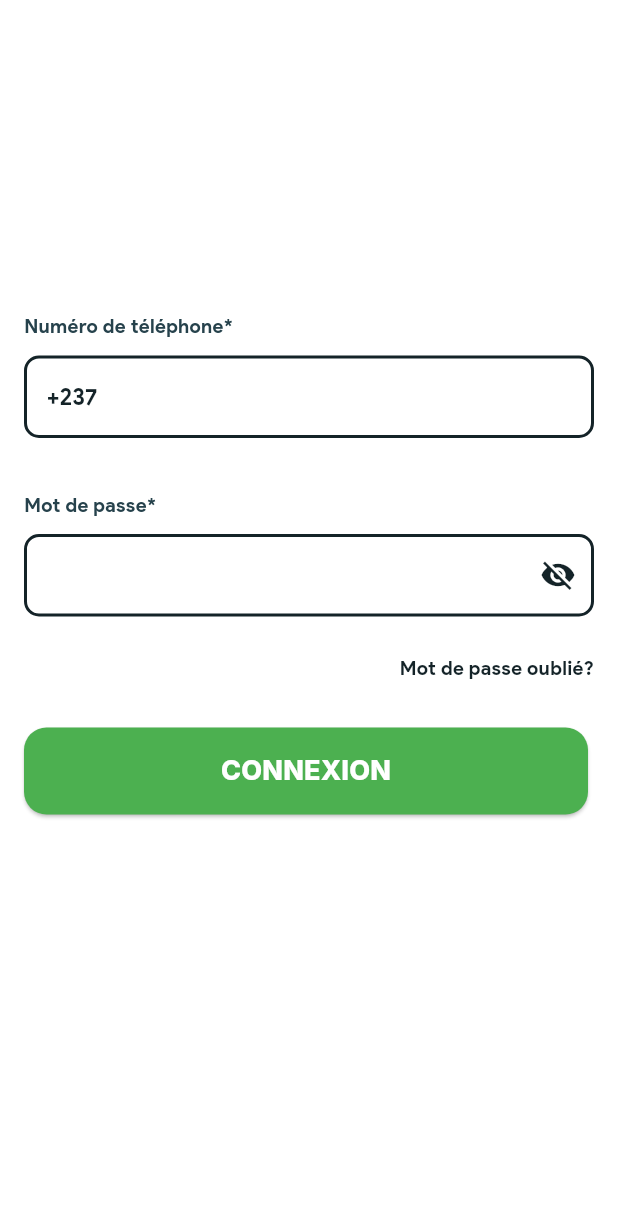
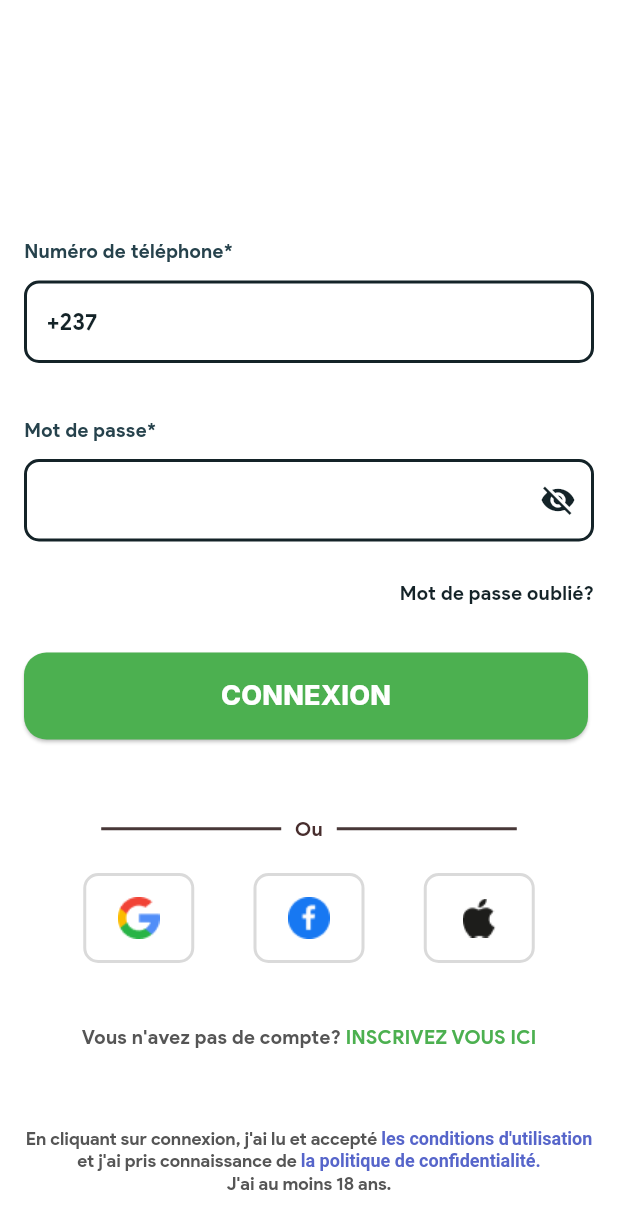
Before and after one commit to fantome1/legrandweb_test_ui, a Flutter app: the screen it shows after launch, after a tap on the "arrow forward" icon, on a phone screen of 412 x 824 dp. Shown: the top 1229 px of the screen. Run offline on Flutter 3.47's test engine with Material 3 defaults, Android fonts, the phone set to English and light mode, and no system bars; our stand-ins replace country_picker, font_awesome_flutter, google_fonts, intl_phone_field.

Commit message:
complete login items

```diff
--- a/lib/components/buttons.dart
+++ b/lib/components/buttons.dart
@@ -44,4 +44,19 @@ class Buttons {
       ),
     );
   }
+
+  static Widget buildOtherLoginCard(Function()? onTap, Widget icon) {
+    return GestureDetector(
+      onTap: onTap,
+      child: Container(
+        width: 74,
+        height: 60,
+        decoration: BoxDecoration(
+          border: Border.all(color: const Color(0xFFDADADA), width: 2),
+          borderRadius: BorderRadius.circular(10),
+        ),
+        child: icon,
+      ),
+    );
+  }
 }
--- a/lib/pages/login_page.dart
+++ b/lib/pages/login_page.dart
@@ -1,5 +1,6 @@
 import 'package:country_picker/country_picker.dart';
 import 'package:flutter/material.dart';
+import 'package:font_awesome_flutter/font_awesome_flutter.dart';
 import 'package:legrandweb_test_ui/components/buttons.dart';
 import 'package:legrandweb_test_ui/components/forms.dart';
 import 'package:legrandweb_test_ui/utils/constants.dart';
@@ -25,7 +26,7 @@ class _LoginPageState extends State<LoginPage> {
         child: Column(
           crossAxisAlignment: CrossAxisAlignment.start,
           children: [
-            const SizedBox(height: 200),
+            const SizedBox(height: 150),
             Text(
               'Numéro de téléphone*',
               style: TextStyle(
@@ -106,7 +107,101 @@ class _LoginPageState extends State<LoginPage> {
                   )),
             ),
             const SizedBox(height: 30),
-            Buttons.authButton(() => {}, 'CONNEXION')
+            Buttons.authButton(() => {}, 'CONNEXION'),
+            const SizedBox(height: 50),
+            const Row(
+              mainAxisAlignment: MainAxisAlignment.center,
+              children: [
+                SizedBox(
+                  width: 120,
+                  child: Divider(
+                    color: Color(0xFF483838),
+                    thickness: 2,
+                  ),
+                ),
+                Text(
+                  '   Ou   ',
+                  style: TextStyle(
+                    fontFamily: 'Product Sans',
+                    fontSize: 13,
+                    color: Color(0xFF472D2D),
+                    fontWeight: FontWeight.w700,
+                  ),
+                ),
+                SizedBox(
+                  width: 120,
+                  child: Divider(
+                    color: Color(0xFF483838),
+                    thickness: 2,
+                  ),
+                )
+              ],
+            ),
+            const SizedBox(height: 20),
+            Row(
+              mainAxisAlignment: MainAxisAlignment.spaceEvenly,
+              children: [
+                Buttons.buildOtherLoginCard(
+                    () => {}, Image.asset('assets/images/google.png')),
+                Buttons.buildOtherLoginCard(
+                    () => {}, Image.asset('assets/images/facebook.png')),
+                Buttons.buildOtherLoginCard(
+                    () => {}, Image.asset('assets/images/apple.png')),
+              ],
+            ),
+            const SizedBox(height: 40),
+            Row(
+              mainAxisAlignment: MainAxisAlignment.center,
+              children: [
+                const Text(
+                  'Vous n\'avez pas de compte? ',
+                  style: TextStyle(
+                    fontFamily: 'Product Sans',
+                    fontWeight: FontWeight.w700,
+                    fontSize: 13,
+                    color: Color(0xFF555555),
+                  ),
+                ),
+                InkWell(
+                  onTap: () {},
+                  child: const Text(
+                    'INSCRIVEZ VOUS ICI',
+                    style: TextStyle(
+                      fontFamily: 'Product Sans',
+                      fontWeight: FontWeight.w700,
+                      fontSize: 13,
+                      color: Color(0xFF4CB050),
+                    ),
+                  ),
+                ),
+              ],
+            ),
+            const SizedBox(height: 50),
+            RichText(
+              textAlign: TextAlign.center,
+              text: const TextSpan(
+                style: TextStyle(
+                  fontFamily: 'Product Sans',
+                  fontWeight: FontWeight.w700,
+                  fontSize: 12,
+                  color: Color(0xFF555555),
+                ),
+                children: [
+                  TextSpan(
+                      text: 'En cliquant sur connexion, j\'ai lu et accepté '),
+                  TextSpan(
+                    text: 'les conditions d\'utilisation ',
+                    style: TextStyle(color: Color(0xFF5665CA)),
+                  ),
+                  TextSpan(text: 'et j\'ai pris connaissance de '),
+                  TextSpan(
+                    text: 'la politique de confidentialité.\n',
+                    style: TextStyle(color: Color(0xFF5665CA)),
+                  ),
+                  TextSpan(text: 'J\'ai au moins 18 ans.'),
+                ],
+              ),
+            ),
           ],
         ),
       ),
--- a/pubspec.yaml
+++ b/pubspec.yaml
@@ -63,7 +63,8 @@ flutter:
   uses-material-design: true
 
   # To add assets to your application, add an assets section, like this:
-  # assets:
+  assets:
+    - assets/images/
   #   - images/a_dot_burr.jpeg
   #   - images/a_dot_ham.jpeg
 
```
Also changed, not shown: assets/images/apple.png (added), assets/images/facebook.png (added), assets/images/google.png (added).
